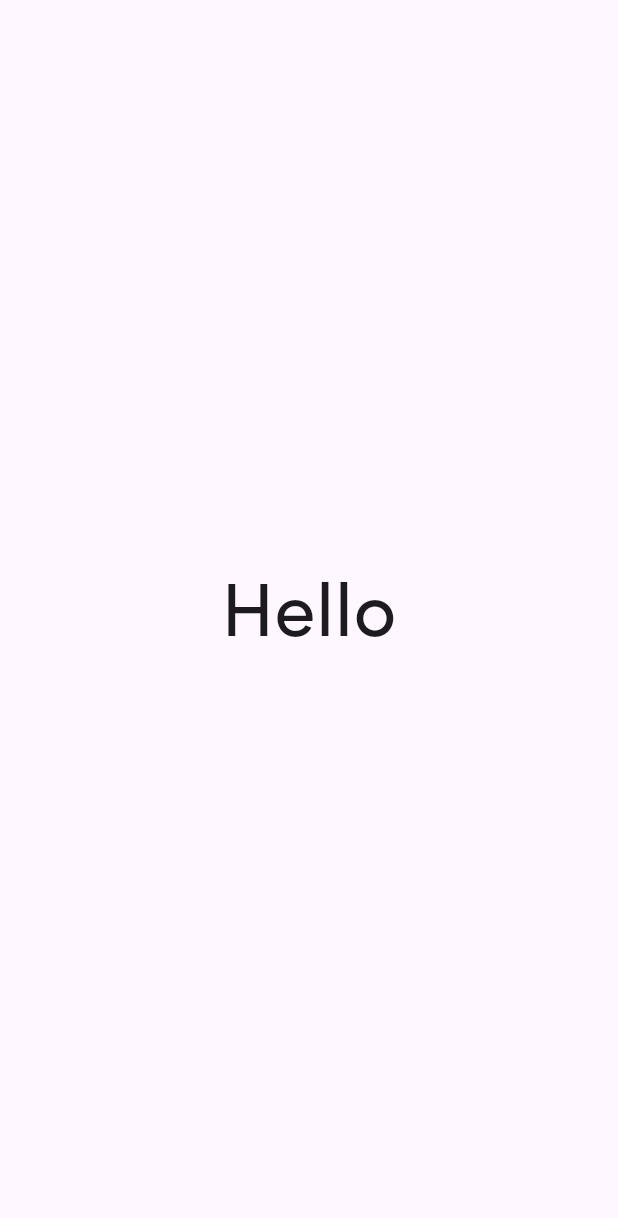
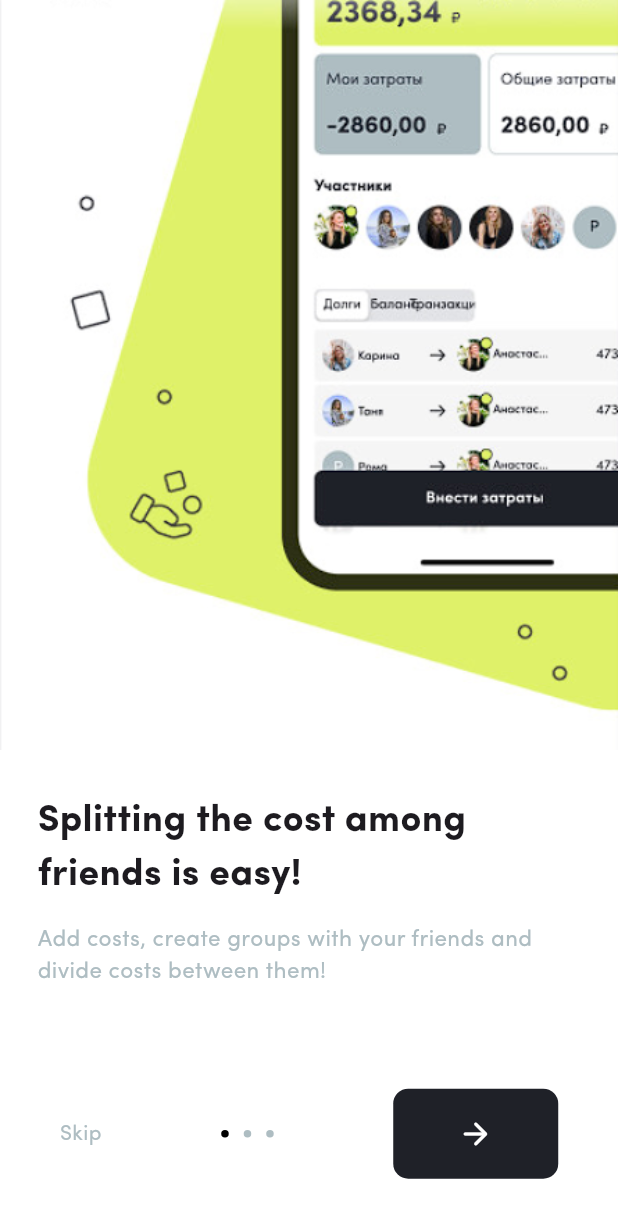
Before and after one commit to Keyurrr14/SplitEasy, a Flutter app: the screen it shows after launch, on a phone screen of 412 x 824 dp. Shown: the top 1218 px of the screen. Run offline on Flutter 3.47's test engine with Material 3 defaults, Android fonts, the phone set to English and light mode, and no system bars; drawn by our look-alikes of smooth_page_indicator.

Commit message:
OnBoarding pages added

```diff
--- /dev/null
+++ b/lib/OnBoardingScreens/onBoarding1.dart
@@ -0,0 +1,47 @@
+import 'package:flutter/material.dart';
+
+class OnBoarding1 extends StatelessWidget {
+  const OnBoarding1({super.key});
+
+  @override
+  Widget build(BuildContext context) {
+    return Container(
+        color: Colors.white,
+        child: Column(
+          children: [
+            Flexible(
+              child: Image.asset(
+                "assets/images/onboarding1.png",
+                width: double.infinity,
+                fit: BoxFit.contain,
+              ),
+            ),
+            const SizedBox(
+              height: 5,
+            ),
+            const Padding(
+              padding: EdgeInsets.all(25.0),
+              child: Column(
+                crossAxisAlignment: CrossAxisAlignment.start,
+                children: [
+                  Text(
+                    'Splitting the cost among friends is easy!',
+                    style: TextStyle(fontSize: 25, fontWeight: FontWeight.bold),
+                  ),
+                  SizedBox(
+                    height: 15,
+                  ),
+                  Text(
+                    'Add costs, create groups with your friends and divide costs between them!',
+                    style: TextStyle(
+                        fontSize: 15,
+                        fontWeight: FontWeight.normal,
+                        color: Color(0xffAEBDC2)),
+                  ),
+                ],
+              ),
+            ),
+          ],
+        ));
+  }
+}
--- a/lib/main.dart
+++ b/lib/main.dart
@@ -1,4 +1,5 @@
 import 'package:flutter/material.dart';
+import 'package:spliteasy/onBoardingScreen.dart';
 
 void main() {
   runApp(const MyApp());
@@ -9,17 +10,10 @@ class MyApp extends StatelessWidget {
 
   @override
   Widget build(BuildContext context) {
-    return const MaterialApp(
+    return MaterialApp(
       debugShowCheckedModeBanner: false,
-      home: Scaffold(
-        body: Center(
-          child: Text('Hello',
-          style: TextStyle(
-            fontSize: 50,
-            fontFamily: 'Sofia Pro',
-          ),),
-        ),
-      ),
+      theme: ThemeData(fontFamily: 'Sofia Pro'),
+      home: const OnBoardingScreen(),
     );
   }
-  }
+}
--- /dev/null
+++ b/lib/onBoardingScreen.dart
@@ -0,0 +1,111 @@
+import 'package:flutter/material.dart';
+import 'package:smooth_page_indicator/smooth_page_indicator.dart';
+import 'package:spliteasy/OnBoardingScreens/onBoarding1.dart';
+import 'package:spliteasy/OnBoardingScreens/onBoarding2.dart';
+import 'package:spliteasy/OnBoardingScreens/onBoarding3.dart';
+
+class OnBoardingScreen extends StatefulWidget {
+  const OnBoardingScreen({super.key});
+
+  @override
+  State<OnBoardingScreen> createState() => _OnBoardingScreenState();
+}
+
+class _OnBoardingScreenState extends State<OnBoardingScreen> {
+  final PageController _controller = PageController();
+
+  bool onLastPage = false;
+
+  @override
+  Widget build(BuildContext context) {
+    return Scaffold(
+        body: Stack(
+      children: [
+        PageView(
+          controller: _controller,
+          onPageChanged: (index) {
+            setState(() {
+              onLastPage = (index == 2);
+            });
+          },
+          children: const [OnBoarding1(), OnBoarding2(), OnBoarding3()],
+        ),
+        Container(
+            alignment: const Alignment(0, 0.90),
+            child: Row(
+              mainAxisAlignment: MainAxisAlignment.spaceAround,
+              children: [
+                GestureDetector(
+                    onTap: () {
+                      _controller.jumpToPage(3);
+                    },
+                    child: const Text(
+                      'Skip',
+                      style: TextStyle(
+                        color: Color(0xffAEBDC2),
+                      ),
+                    )),
+                SmoothPageIndicator(
+                  controller: _controller,
+                  count: 3,
+                  effect: const WormEffect(
+                      spacing: 10,
+                      radius: 10,
+                      dotWidth: 5.0,
+                      dotHeight: 5.0,
+                      dotColor: Color(0xffAEBDC2),
+                      activeDotColor: Colors.black),
+                ),
+                onLastPage
+                    ? GestureDetector(
+                        onTap: () {
+                          _controller.nextPage(
+                            duration: const Duration(milliseconds: 100),
+                            curve: Curves.easeIn,
+                          );
+                        },
+                        child: Container(
+                          decoration: BoxDecoration(
+                            color: const Color(0xff1f2128),
+                            borderRadius: BorderRadius.circular(10),
+                          ),
+                          child: const SizedBox(
+                            width: 110,
+                            height: 60,
+                            child: Center(
+                              child: Text(
+                                'Done',
+                                style: TextStyle(color: Colors.white),
+                              ),
+                            ),
+                          ),
+                        ))
+                    : GestureDetector(
+                        onTap: () {
+                          _controller.nextPage(
+                            duration: const Duration(milliseconds: 500),
+                            curve: Curves.ease,
+                          );
+                        },
+                        child: Container(
+                          decoration: BoxDecoration(
+                            color: const Color(0xff1f2128),
+                            borderRadius: BorderRadius.circular(10),
+                          ),
+                          child: const SizedBox(
+                            width: 110,
+                            height: 60,
+                            child: Center(
+                              child: Icon(
+                                Icons.arrow_forward_rounded,
+                                color: Colors.white,
+                              ),
+                            ),
+                          ),
+                        ))
+              ],
+            ))
+      ],
+    ));
+  }
+}
```
Also changed, not shown: lib/OnBoardingScreens/onBoarding2.dart (added, +47 -0 lines), lib/OnBoardingScreens/onBoarding3.dart (added, +47 -0 lines), pubspec.yaml (+6 -4 lines), assets/images/onboarding1.png (added), assets/images/onboarding2.png (added), assets/images/onboarding3.png (added), pubspec.lock.
